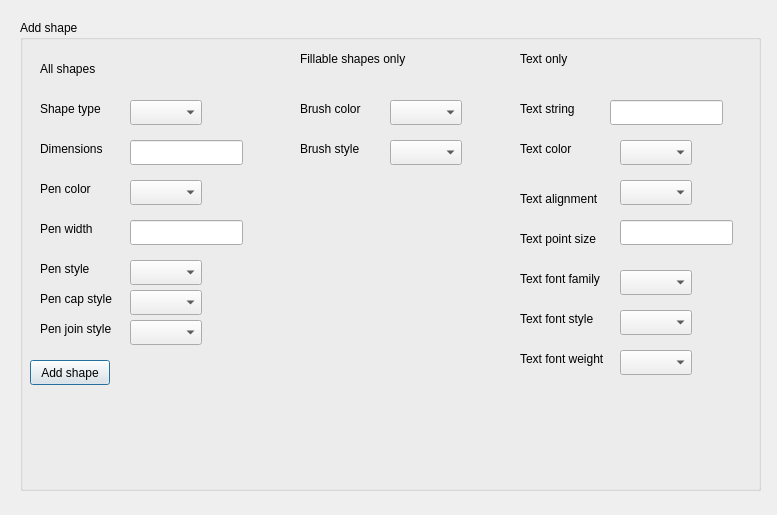
Old version of the form adddialog.ui in the repository chrisq327/CS1C-Team-Rocket.
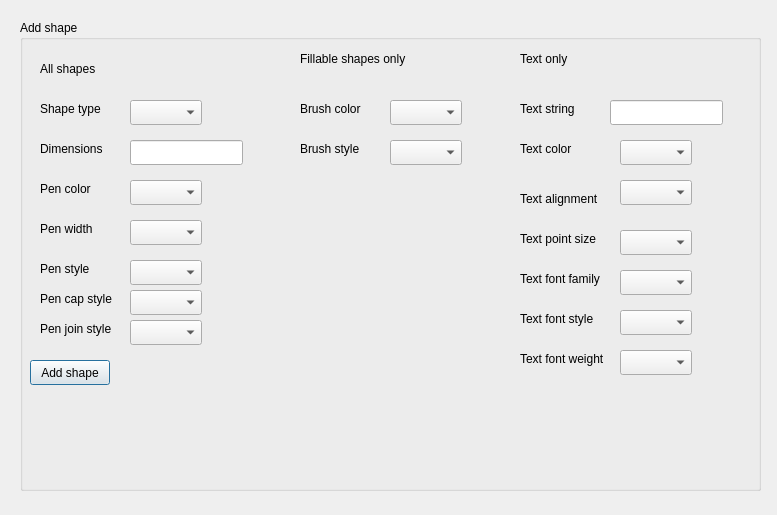
New version of the form.

The edit to the form file:
```diff
--- a/adddialog.ui
+++ b/adddialog.ui
@@ -172,16 +172,6 @@
      </rect>
     </property>
    </widget>
-   <widget class="QLineEdit" name="lineEdit_penWidth">
-    <property name="geometry">
-     <rect>
-      <x>110</x>
-      <y>200</y>
-      <width>113</width>
-      <height>25</height>
-     </rect>
-    </property>
-   </widget>
    <widget class="QComboBox" name="comboBox_penStyle">
     <property name="geometry">
      <rect>
@@ -405,16 +395,6 @@
      </rect>
     </property>
    </widget>
-   <widget class="QLineEdit" name="lineEdit_textPointSize">
-    <property name="geometry">
-     <rect>
-      <x>600</x>
-      <y>200</y>
-      <width>113</width>
-      <height>25</height>
-     </rect>
-    </property>
-   </widget>
    <widget class="QComboBox" name="comboBox_textFontFamily">
     <property name="geometry">
      <rect>
@@ -445,6 +425,26 @@
      </rect>
     </property>
    </widget>
+   <widget class="QComboBox" name="comboBox_penWidth">
+    <property name="geometry">
+     <rect>
+      <x>110</x>
+      <y>200</y>
+      <width>72</width>
+      <height>25</height>
+     </rect>
+    </property>
+   </widget>
+   <widget class="QComboBox" name="comboBox_textPointSize">
+    <property name="geometry">
+     <rect>
+      <x>600</x>
+      <y>210</y>
+      <width>72</width>
+      <height>25</height>
+     </rect>
+    </property>
+   </widget>
   </widget>
  </widget>
  <resources/>
```
